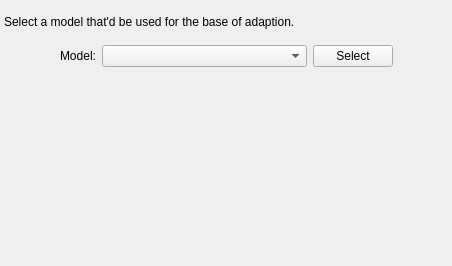
Before: the Qt Designer form res/ui/adaptwizard-modelselection.ui in smartboyhw/speechcontrol, drawn with Qt 5.
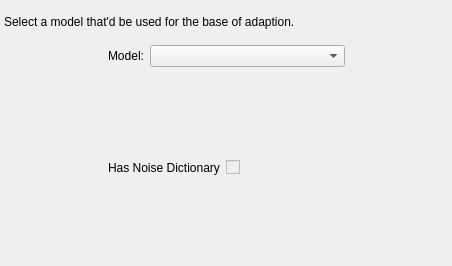
After: the same form once the commit is applied.

Commit message: Updated model selection's UI.

```diff
--- a/res/ui/adaptwizard-modelselection.ui
+++ b/res/ui/adaptwizard-modelselection.ui
@@ -51,36 +51,7 @@
       </property>
      </widget>
     </item>
-    <item row="1" column="3">
-     <widget class="QPushButton" name="btnSelectModel">
-      <property name="sizePolicy">
-       <sizepolicy hsizetype="Minimum" vsizetype="Minimum">
-        <horstretch>0</horstretch>
-        <verstretch>0</verstretch>
-       </sizepolicy>
-      </property>
-      <property name="text">
-       <string>Select</string>
-      </property>
-     </widget>
-    </item>
-    <item row="1" column="4" rowspan="3">
-     <spacer name="horizontalSpacer_2">
-      <property name="orientation">
-       <enum>Qt::Horizontal</enum>
-      </property>
-      <property name="sizeType">
-       <enum>QSizePolicy::Fixed</enum>
-      </property>
-      <property name="sizeHint" stdset="0">
-       <size>
-        <width>50</width>
-        <height>20</height>
-       </size>
-      </property>
-     </spacer>
-    </item>
-    <item row="1" column="0" rowspan="3">
+    <item row="1" column="0" rowspan="2">
      <spacer name="horizontalSpacer">
       <property name="orientation">
        <enum>Qt::Horizontal</enum>
@@ -96,15 +67,21 @@
       </property>
      </spacer>
     </item>
-    <item row="1" column="2">
-     <widget class="QComboBox" name="comboBoxModel">
-      <property name="sizePolicy">
-       <sizepolicy hsizetype="Expanding" vsizetype="Fixed">
-        <horstretch>0</horstretch>
-        <verstretch>0</verstretch>
-       </sizepolicy>
+    <item row="1" column="4" rowspan="2">
+     <spacer name="horizontalSpacer_2">
+      <property name="orientation">
+       <enum>Qt::Horizontal</enum>
       </property>
-     </widget>
+      <property name="sizeType">
+       <enum>QSizePolicy::Fixed</enum>
+      </property>
+      <property name="sizeHint" stdset="0">
+       <size>
+        <width>50</width>
+        <height>20</height>
+       </size>
+      </property>
+     </spacer>
     </item>
     <item row="1" column="1">
      <widget class="QLabel" name="labelModel">
@@ -119,8 +96,39 @@
       </property>
      </widget>
     </item>
-    <item row="2" column="1" rowspan="2" colspan="3">
-     <widget class="QWidget" name="widget" native="true"/>
+    <item row="2" column="1" colspan="3">
+     <layout class="QFormLayout" name="formLayout">
+      <property name="formAlignment">
+       <set>Qt::AlignCenter</set>
+      </property>
+      <item row="0" column="0">
+       <widget class="QLabel" name="noiseDictionaryLabel">
+        <property name="text">
+         <string>Has Noise Dictionary</string>
+        </property>
+       </widget>
+      </item>
+      <item row="0" column="1">
+       <widget class="QCheckBox" name="checkBoxNoiseDictionary">
+        <property name="enabled">
+         <bool>false</bool>
+        </property>
+        <property name="checkable">
+         <bool>true</bool>
+        </property>
+       </widget>
+      </item>
+     </layout>
+    </item>
+    <item row="1" column="2" colspan="2">
+     <widget class="QComboBox" name="comboBoxModel">
+      <property name="sizePolicy">
+       <sizepolicy hsizetype="Expanding" vsizetype="Fixed">
+        <horstretch>0</horstretch>
+        <verstretch>0</verstretch>
+       </sizepolicy>
+      </property>
+     </widget>
     </item>
    </layout>
   </widget>
```
Left out of the diff: 2 changed lines with no effect on the pictures.
